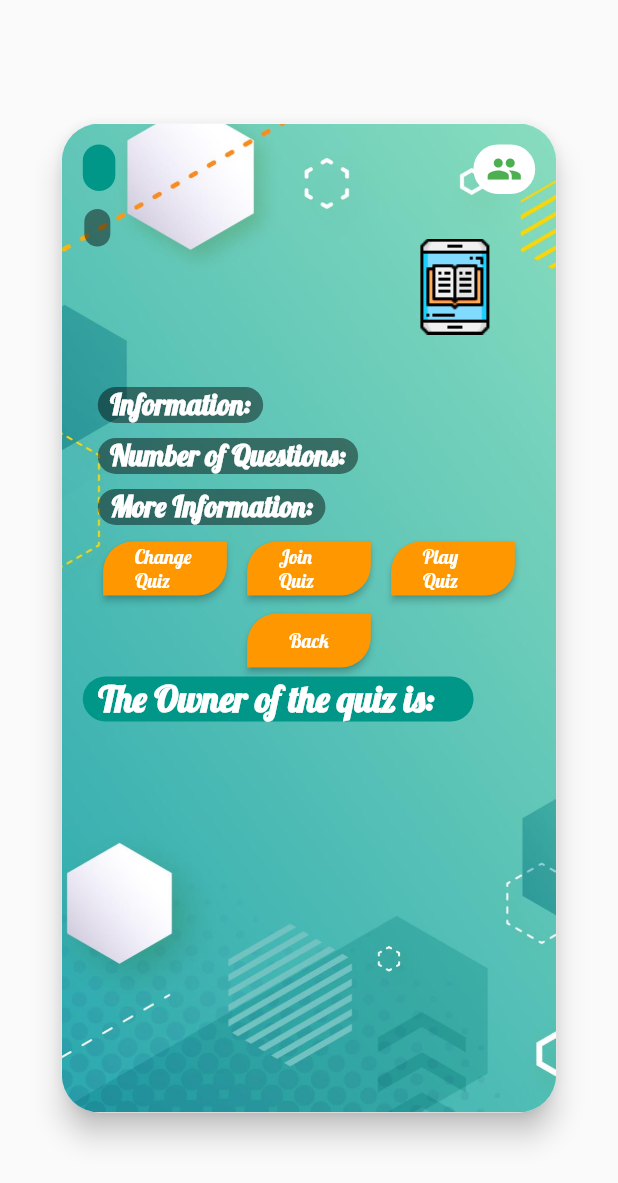
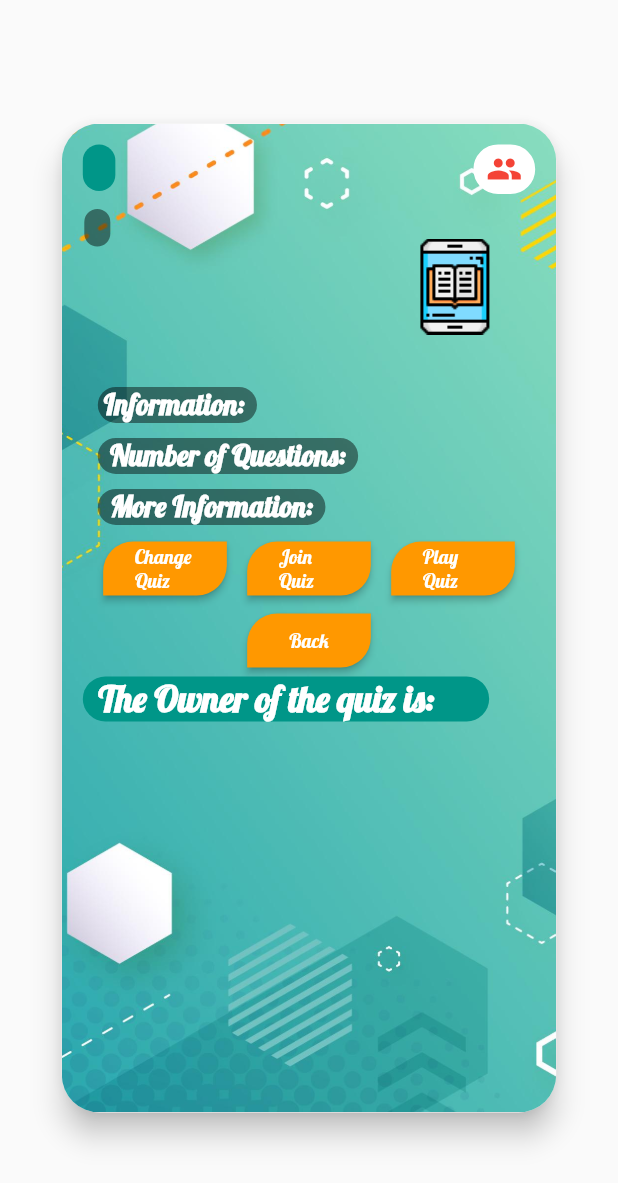
Before and after one commit to michaelbagdazian/Quiz-Project-THU, a Flutter app: the _PopupCard widget shown alone on an empty page, opened directly with empty values, on a phone screen of 412 x 824 dp. Shown: the top 1183 px of the screen. Run offline on Flutter 3.47's test engine with Material 2 defaults, Android fonts, the phone set to English and light mode, and no system bars; our stand-ins replace cloud_firestore, dropdown_button2, firebase_auth, firebase_core, firebase_storage, flutter_spinkit and 2 more; accounts and stored records are empty.

Commit message:
tiny changes

```diff
--- a/lib/screens/quizzes/quiz_tile.dart
+++ b/lib/screens/quizzes/quiz_tile.dart
@@ -229,13 +229,18 @@ class QuizTile extends StatelessWidget {
 const String _heroAddTodo = 'add-todo-hero';
 //with the stransition the values from quiz comes to the new popcard
 class _PopupCard extends StatefulWidget {
+
   const _PopupCard({Key? key, required this.quiz}) : super(key:key);
   final Quiz quiz;
   @override
   State<_PopupCard> createState() => _PopupCardState();
+
 }
 
 class _PopupCardState extends State<_PopupCard> {
+  late final Quiz quiz;
+
+
   @override
   Widget build(BuildContext context) {
     @override
@@ -301,7 +306,7 @@ class _PopupCardState extends State<_PopupCard> {
                                       borderRadius: BorderRadius.circular(150),
                                       border: Border.all(width: 2, color: Colors.white)),
                                   height: MediaQuery.of(context).size.height* 0.04,width: MediaQuery.of(context).size.height* 0.05,
-                                  child: Icon(Icons.group, color: widget.quiz.quizIsShared ? (Colors.red) :  Colors.green,), //<- here should be logik to change the picture
+                                  child: Icon(Icons.group, color: widget.quiz.quizIsShared ? (Colors.green) :  Colors.red,), //<- here should be logik to change the picture
                                 )
                             ),
                           ]),
@@ -359,20 +364,12 @@ class _PopupCardState extends State<_PopupCard> {
                                                 bottomRight: Radius.circular(20.0),
                                               )
                                           ),
-                                          child: RichText(
-                                            text: const TextSpan(
-                                                children:[
-                                                  TextSpan(
-                                                      text: '  Information:  ',
-                                                      style: TextStyle(
-                                                          fontFamily: 'Lobster',
-                                                          fontWeight: FontWeight.bold,
-                                                          color: Colors.white,
-                                                          fontSize: 19)),
-                                                ]
-                                            ),
-
-                                          )
+                                          child: Text(' Information:  ',
+                                                  style: TextStyle(
+                                                      fontFamily: 'Lobster',
+                                                      fontWeight: FontWeight.bold,
+                                                      color: Colors.white,
+                                                      fontSize: 19)),
                                       )
                                   )
 
@@ -498,7 +495,10 @@ class _PopupCardState extends State<_PopupCard> {
                                     Align(
                                         alignment: Alignment.bottomLeft,
                                         child: Container(width: MediaQuery.of(context).size.width * 0.20,
-                                          child: ElevatedButton(onPressed: () {},                                 //<-here for joining the quiz
+                                          child: ElevatedButton(
+                                            onPressed:() =>
+                                                Navigator.pushReplacementNamed(context, '/quizWrapper', arguments:
+                                                {'quiz': quiz}),//<-here for joining the quiz
                                             style: ElevatedButton.styleFrom(
                                               primary:  const Color (0xFFFF9800),
                                               shape: const RoundedRectangleBorder(borderRadius: BorderRadius.only(topLeft: Radius.circular(20), bottomRight: Radius.circular(20),),),
@@ -557,7 +557,7 @@ class _PopupCardState extends State<_PopupCard> {
                                             bottomRight: Radius.circular(20.0),
                                           )
                                       ),
-                                      child: Text("  The Owner of the quiz is: "+ "  "+ widget.quiz.quizOwner+"  ",
+                                      child: Text("  The Owner of the quiz is: "+ "  "+"  "+ widget.quiz.quizOwner+"  ",
                                         style: const TextStyle(
                                             fontFamily: 'Lobster',
                                             fontWeight: FontWeight.bold,
--- a/lib/screens/quizzes/quiztile_resource/image_funktion.dart
+++ b/lib/screens/quizzes/quiztile_resource/image_funktion.dart
@@ -5,19 +5,19 @@ image(String category){
     case "Test":
       return 'assets/images/education.jpg';
     case "History":
-      return 'assets/images/tile_baground/history.jpg';
+      return 'assets/images/history2.jpg';
     case "Phyiscs":
-      return 'assets/images/tile_baground/science.jpg';
+      return 'assets/images/science.jpg';
     case "CS":
-      return 'assets/images/tile_baground/computer_science.jpg';
+      return 'assets/images/computer_science.jpg';
     case "Games":
-      return 'assets/images/tile_baground/video_games.jpg';
+      return 'assets/images/video_games.jpg';
     case "Sport":
       return 'assets/images/science.jpg';
     case "Math":
       return 'assets/images/science.jpg';
     case "Music":
-      return 'assets/images/tile_baground/music.jpg';
+      return 'assets/images/music.jpg';
     default:
       return 'assets/images/hexagonal_background.jpg';
 
```
Also changed, not shown: pubspec.lock.
